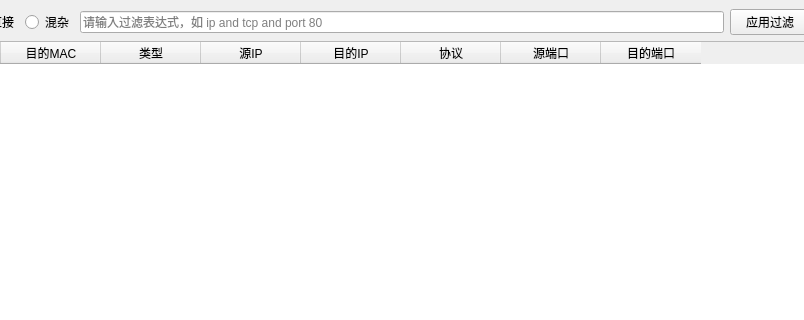
ZSXLCH/Capture, file mainwindow.ui: the form before one commit; both pictures show x 209 to 1013 and y 0 to 320 of the 1200 by 800 pixel window.
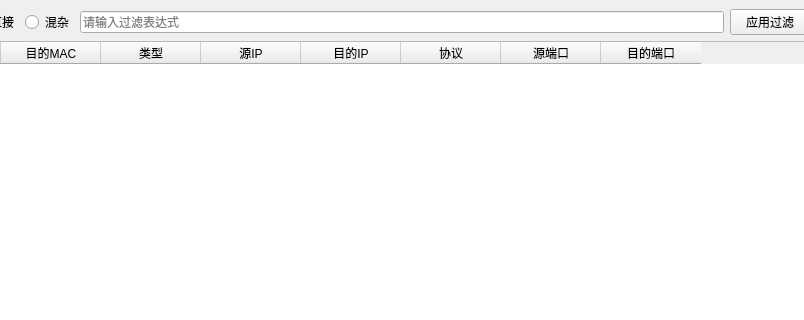
The form after the commit.

Commit message: 过滤条件框提示内容修改

```diff
--- a/mainwindow.ui
+++ b/mainwindow.ui
@@ -54,7 +54,7 @@
       <item>
        <widget class="QLineEdit" name="editFilterExpr">
         <property name="placeholderText">
-         <string>请输入过滤表达式，如 ip and tcp and port 80</string>
+         <string>请输入过滤表达式</string>
         </property>
        </widget>
       </item>
```
The commit also changes 1 other file.
